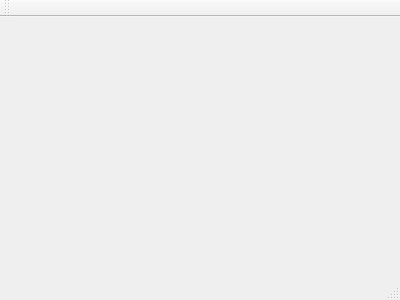
Above: Hackaton_sandbox/mainwindow.ui from EmilPoulsen/PsHackaton before the change. Below: the same form after it.
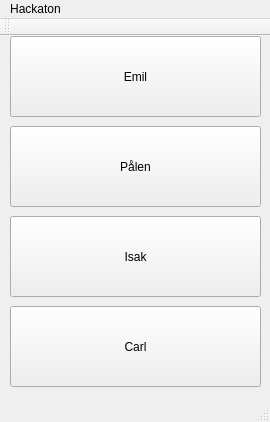
That is the form after the change.

```diff
--- a/Hackaton_sandbox/mainwindow.ui
+++ b/Hackaton_sandbox/mainwindow.ui
@@ -1,24 +1,98 @@
 <ui version="4.0">
  <class>MainWindow</class>
- <widget class="QMainWindow" name="MainWindow" >
-  <property name="geometry" >
+ <widget class="QMainWindow" name="MainWindow">
+  <property name="geometry">
    <rect>
     <x>0</x>
     <y>0</y>
-    <width>400</width>
-    <height>300</height>
+    <width>270</width>
+    <height>422</height>
    </rect>
   </property>
   <property name="windowTitle" >
    <string>MainWindow</string>
   </property>
-  <widget class="QMenuBar" name="menuBar" />
-  <widget class="QToolBar" name="mainToolBar" />
-  <widget class="QWidget" name="centralWidget" />
-  <widget class="QStatusBar" name="statusBar" />
+  <widget class="QWidget" name="centralWidget">
+   <widget class="QPushButton" name="pushButton">
+    <property name="geometry">
+     <rect>
+      <x>10</x>
+      <y>0</y>
+      <width>251</width>
+      <height>81</height>
+     </rect>
+    </property>
+    <property name="text">
+     <string>Emil</string>
+    </property>
+   </widget>
+   <widget class="QPushButton" name="pushButton_2">
+    <property name="geometry">
+     <rect>
+      <x>10</x>
+      <y>90</y>
+      <width>251</width>
+      <height>81</height>
+     </rect>
+    </property>
+    <property name="text">
+     <string>Pålen</string>
+    </property>
+   </widget>
+   <widget class="QPushButton" name="pushButton_3">
+    <property name="geometry">
+     <rect>
+      <x>10</x>
+      <y>180</y>
+      <width>251</width>
+      <height>81</height>
+     </rect>
+    </property>
+    <property name="text">
+     <string>Isak</string>
+    </property>
+   </widget>
+   <widget class="QPushButton" name="pushButton_4">
+    <property name="geometry">
+     <rect>
+      <x>10</x>
+      <y>270</y>
+      <width>251</width>
+      <height>81</height>
+     </rect>
+    </property>
+    <property name="text">
+     <string>Carl</string>
+    </property>
+   </widget>
+  </widget>
+  <widget class="QMenuBar" name="menuBar">
+   <property name="geometry">
+    <rect>
+     <x>0</x>
+     <y>0</y>
+     <width>270</width>
+     <height>26</height>
+    </rect>
+   </property>
+   <widget class="QMenu" name="menuHackaton">
+    <property name="title">
+     <string>Hackaton</string>
+    </property>
+   </widget>
+   <addaction name="menuHackaton"/>
+  </widget>
+  <widget class="QToolBar" name="mainToolBar">
+   <attribute name="toolBarArea">
+    <enum>TopToolBarArea</enum>
+   </attribute>
+   <attribute name="toolBarBreak">
+    <bool>false</bool>
+   </attribute>
+  </widget>
+  <widget class="QStatusBar" name="statusBar"/>
  </widget>
- <layoutDefault spacing="6" margin="11" />
- <pixmapfunction></pixmapfunction>
+ <layoutdefault spacing="6" margin="11"/>
  <resources/>
  <connections/>
 </ui>
```
Left out of the diff: 3 changed lines with no effect on the pictures.
